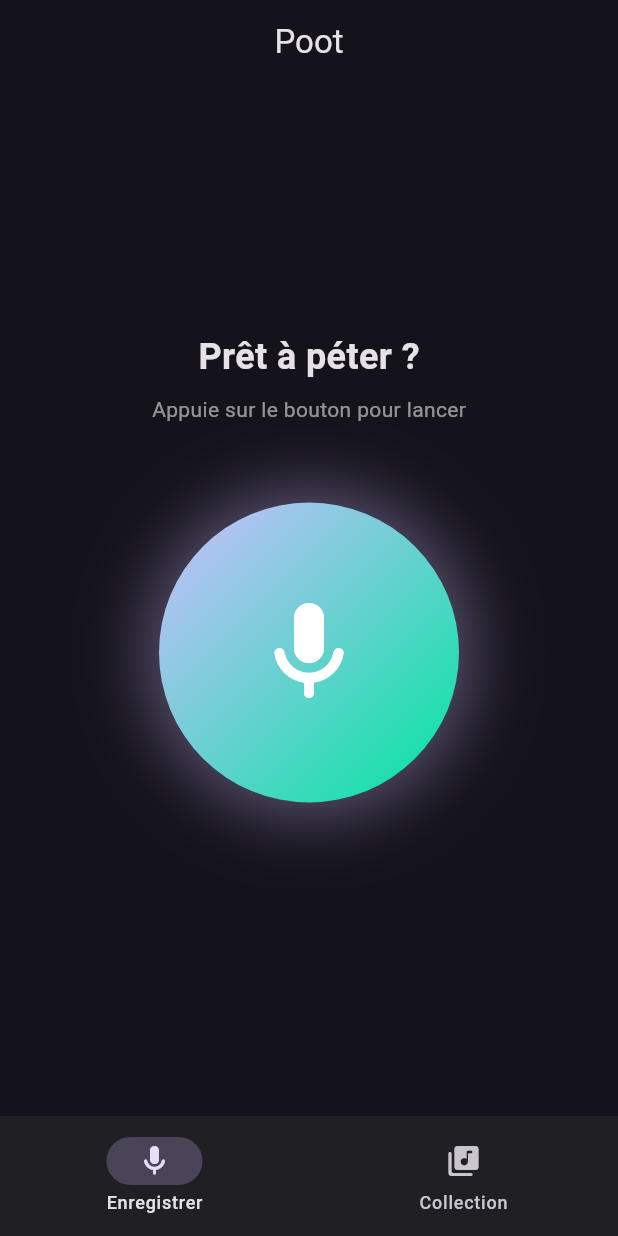
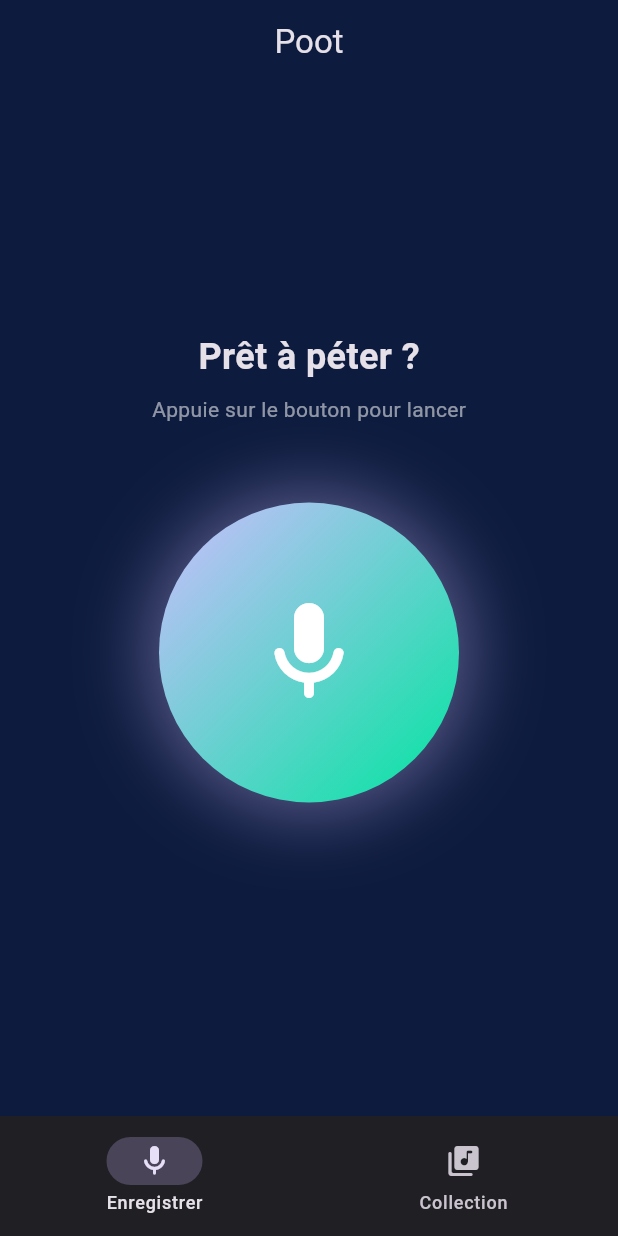
Before and after one commit to RBERROU/poopapp, a Flutter app: the screen it shows after launch, on a phone screen of 412 x 824 dp. Run offline on Flutter 3.47's test engine with Material 3 defaults, Android fonts, the phone set to English and light mode, and no system bars; our stand-ins replace audioplayers, share_plus, shared_preferences; missing offline and left inert: record.

Commit message:
Change background color to blue

```diff
--- a/lib/theme/app_theme.dart
+++ b/lib/theme/app_theme.dart
@@ -5,7 +5,7 @@ import 'package:flutter/material.dart';
 class AppTheme {
   static const Color primary = Color(0xFF7C4DFF); // violet fun
   static const Color accent = Color(0xFF00E5A0); // vert menthe
-  static const Color background = Color(0xFF14121A);
+  static const Color background = Color(0xFF0D1B3E);
   static const Color surface = Color(0xFF1F1B2E);
 
   static ThemeData get dark {
```
